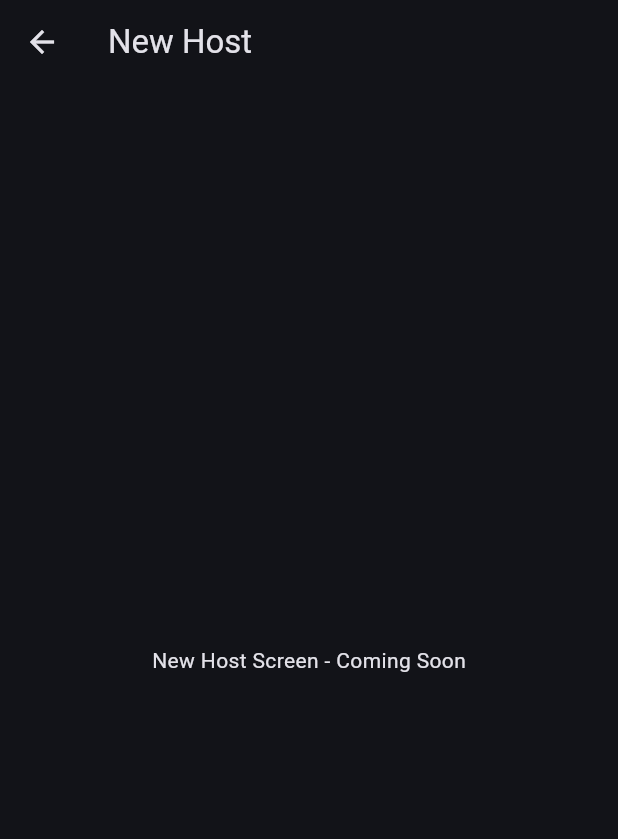
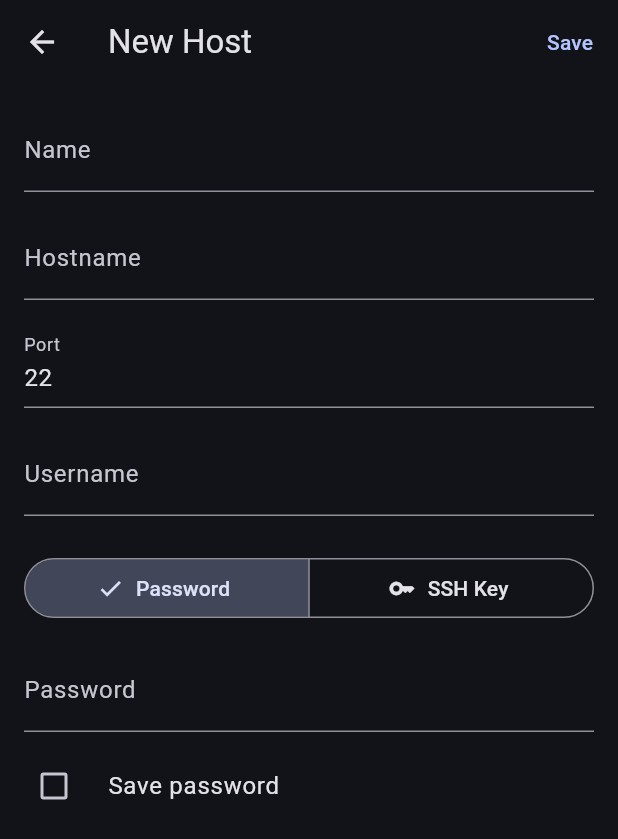
Before and after one commit to tofutree23/termo-app, a Flutter app: the HostEditScreen screen opened directly, on a phone screen of 412 x 824 dp. Shown: the top 839 px of the screen. Run offline on Flutter 3.47's test engine with Material 3 defaults, Android fonts, the phone set to English and light mode, and no system bars; our stand-ins replace flutter_secure_storage, shared_preferences; missing offline and left inert: dartssh2; accounts and stored records are empty.

Commit message:
feat: add HostEditScreen for adding/editing hosts
Co-Authored-By: Claude Opus 4.5 <noreply@anthropic.com>

```diff
--- a/lib/screens/host_edit_screen.dart
+++ b/lib/screens/host_edit_screen.dart
@@ -1,22 +1,168 @@
 // lib/screens/host_edit_screen.dart
-// Placeholder - will be fully implemented in Task 10
 import 'package:flutter/material.dart';
+import 'package:provider/provider.dart';
 import '../models/host.dart';
+import '../providers/hosts_provider.dart';
 
-class HostEditScreen extends StatelessWidget {
+class HostEditScreen extends StatefulWidget {
   final Host? host;
 
   const HostEditScreen({super.key, this.host});
 
   @override
+  State<HostEditScreen> createState() => _HostEditScreenState();
+}
+
+class _HostEditScreenState extends State<HostEditScreen> {
+  final _formKey = GlobalKey<FormState>();
+  late TextEditingController _nameController;
+  late TextEditingController _hostnameController;
+  late TextEditingController _portController;
+  late TextEditingController _usernameController;
+  late TextEditingController _passwordController;
+  AuthType _authType = AuthType.password;
+  bool _savePassword = false;
+
+  bool get isEditing => widget.host != null;
+
+  @override
+  void initState() {
+    super.initState();
+    _nameController = TextEditingController(text: widget.host?.name ?? '');
+    _hostnameController = TextEditingController(text: widget.host?.hostname ?? '');
+    _portController = TextEditingController(text: (widget.host?.port ?? 22).toString());
+    _usernameController = TextEditingController(text: widget.host?.username ?? '');
+    _passwordController = TextEditingController();
+    _authType = widget.host?.authType ?? AuthType.password;
+  }
+
+  @override
+  void dispose() {
+    _nameController.dispose();
+    _hostnameController.dispose();
+    _portController.dispose();
+    _usernameController.dispose();
+    _passwordController.dispose();
+    super.dispose();
+  }
+
+  Future<void> _save() async {
+    if (!_formKey.currentState!.validate()) return;
+
+    final provider = context.read<HostsProvider>();
+    final host = Host(
+      id: widget.host?.id ?? DateTime.now().millisecondsSinceEpoch.toString(),
+      name: _nameController.text,
+      hostname: _hostnameController.text,
+      port: int.tryParse(_portController.text) ?? 22,
+      username: _usernameController.text,
+      authType: _authType,
+      quickCommands: widget.host?.quickCommands ?? [],
+    );
+
+    if (isEditing) {
+      await provider.updateHost(host);
+    } else {
+      await provider.addHost(host);
+    }
+
+    if (_savePassword && _passwordController.text.isNotEmpty) {
+      await provider.savePassword(host.id, _passwordController.text);
+    }
+
+    if (mounted) Navigator.pop(context);
+  }
+
+  @override
   Widget build(BuildContext context) {
-    final isEditing = host != null;
     return Scaffold(
       appBar: AppBar(
         title: Text(isEditing ? 'Edit Host' : 'New Host'),
+        actions: [
+          TextButton(
+            onPressed: _save,
+            child: const Text('Save'),
+          ),
+        ],
       ),
-      body: Center(
-        child: Text(isEditing ? 'Edit Host Screen - Coming Soon' : 'New Host Screen - Coming Soon'),
+      body: Form(
+        key: _formKey,
+        child: ListView(
+          padding: const EdgeInsets.all(16),
+          children: [
+            TextFormField(
+              controller: _nameController,
+              decoration: const InputDecoration(
+                labelText: 'Name',
+                hintText: 'My Server',
+              ),
+              validator: (v) => v?.isEmpty ?? true ? 'Required' : null,
+            ),
+            const SizedBox(height: 16),
+            TextFormField(
+              controller: _hostnameController,
+              decoration: const InputDecoration(
+                labelText: 'Hostname',
+                hintText: '192.168.1.100 or example.com',
+              ),
+              validator: (v) => v?.isEmpty ?? true ? 'Required' : null,
+            ),
+            const SizedBox(height: 16),
+            TextFormField(
+              controller: _portController,
+              decoration: const InputDecoration(
+                labelText: 'Port',
+                hintText: '22',
+              ),
+              keyboardType: TextInputType.number,
+            ),
+            const SizedBox(height: 16),
+            TextFormField(
+              controller: _usernameController,
+              decoration: const InputDecoration(
+                labelText: 'Username',
+                hintText: 'root',
+              ),
+              validator: (v) => v?.isEmpty ?? true ? 'Required' : null,
+            ),
+            const SizedBox(height: 24),
+            SegmentedButton<AuthType>(
+              segments: const [
+                ButtonSegment(
+                  value: AuthType.password,
+                  label: Text('Password'),
+                  icon: Icon(Icons.password),
+                ),
+                ButtonSegment(
+                  value: AuthType.privateKey,
+                  label: Text('SSH Key'),
+                  icon: Icon(Icons.key),
+                ),
+              ],
+              selected: {_authType},
+              onSelectionChanged: (set) => setState(() => _authType = set.first),
+            ),
+            const SizedBox(height: 16),
+            if (_authType == AuthType.password) ...[
+              TextFormField(
+                controller: _passwordController,
+                decoration: const InputDecoration(
+                  labelText: 'Password',
+                  hintText: 'Leave empty to enter on connect',
+                ),
+                obscureText: true,
+              ),
+              const SizedBox(height: 8),
+              CheckboxListTile(
+                title: const Text('Save password'),
+                value: _savePassword,
+                onChanged: (v) => setState(() => _savePassword = v ?? false),
+                controlAffinity: ListTileControlAffinity.leading,
+                contentPadding: EdgeInsets.zero,
+              ),
+            ],
+          ],
+        ),
       ),
     );
   }
```
